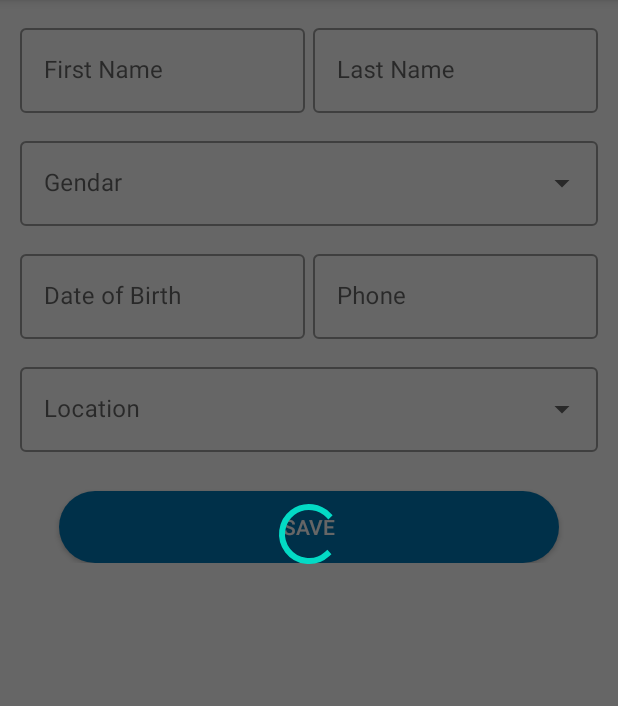
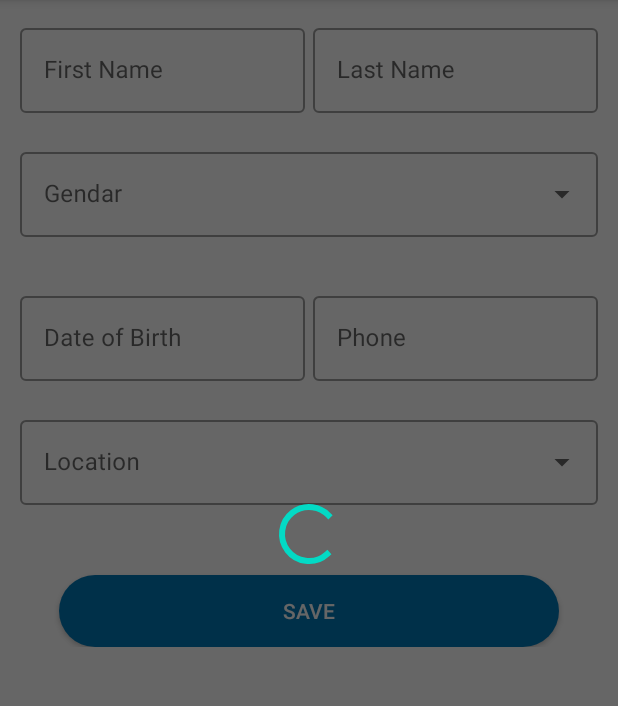
Before and after one commit to pragnesh-softcolon/Independent_Work_App, an Android app: the fragment EditProfileFragment placed in its activity, on a phone screen of 412 x 824 dp, the part 84-790 px from its top. Run offline under Robolectric (Android 15) with nearby library versions, the phone set to English and light mode, and no system bars; our stand-ins replace sdp/ssp sizes; plain views replace SpinKitView; 2 statements that could not run were skipped.

Commit message:
some of the bug fix

```diff
--- a/app/src/main/java/com/example/independentworkapp/Fragment/AppliedEventFragment.java
+++ b/app/src/main/java/com/example/independentworkapp/Fragment/AppliedEventFragment.java
@@ -19,12 +19,14 @@ import com.example.independentworkapp.R;
 
 public class AppliedEventFragment extends Fragment {
     Dialog dialog;
+    View view;
     int i = 0;
 
     @Override
     public View onCreateView(LayoutInflater inflater, ViewGroup container,
                              Bundle savedInstanceState) {
         AppCompatDelegate.setDefaultNightMode(AppCompatDelegate.MODE_NIGHT_NO);
+        view =inflater.inflate(R.layout.fragment_edit_profile, container, false);
         dialog = new Dialog(getContext());
         dialog.requestWindowFeature(Window.FEATURE_NO_TITLE);
         dialog.setContentView(R.layout.loading_dialog);
@@ -60,6 +62,6 @@ public class AppliedEventFragment extends Fragment {
             }
         }).start();
         // Inflate the layout for this fragment
-        return inflater.inflate(R.layout.fragment_applied_event, container, false);
+        return view;
     }
 }
--- a/app/src/main/java/com/example/independentworkapp/Fragment/EditProfileFragment.java
+++ b/app/src/main/java/com/example/independentworkapp/Fragment/EditProfileFragment.java
@@ -13,26 +13,34 @@ import android.view.LayoutInflater;
 import android.view.View;
 import android.view.ViewGroup;
 import android.view.Window;
+import android.widget.Button;
 
 import com.example.independentworkapp.R;
+import com.google.android.material.textfield.TextInputLayout;
 
 
 public class EditProfileFragment extends Fragment
 {
+    View view;
     Dialog dialog;
     int i = 0;
+    TextInputLayout ed_Fname,ed_Lname,ed_gendar,ed_DOB,ed_Phone,ed_Location;
+    Button btn_update;
 
     @Override
     public View onCreateView(LayoutInflater inflater, ViewGroup container,
                              Bundle savedInstanceState)
     {
         AppCompatDelegate.setDefaultNightMode(AppCompatDelegate.MODE_NIGHT_NO);
-        dialog = new Dialog(getContext());
-        dialog.requestWindowFeature(Window.FEATURE_NO_TITLE);
-        dialog.setContentView(R.layout.loading_dialog);
-        dialog.getWindow().setBackgroundDrawable(new ColorDrawable(Color.TRANSPARENT));
-        dialog.setCancelable(false);
+        view=inflater.inflate(R.layout.fragment_edit_profile, container, false);
+        views();
         dialog.show();
+        btn_update.setOnClickListener(new View.OnClickListener() {
+            @Override
+            public void onClick(View view) {
+
+            }
+        });
         Handler hdlr=new Handler();
         new Thread(new Runnable()
         {
@@ -62,6 +70,20 @@ public class EditProfileFragment extends Fragment
             }
         }).start();
         // Inflate the layout for this fragment
-        return inflater.inflate(R.layout.fragment_edit_profile, container, false);
+        return view;
+    }
+
+    private void views() {
+        ed_Fname=view.findViewById(R.id.ed_Fname);
+        ed_Lname=view.findViewById(R.id.ed_Lname);
+        ed_gendar=view.findViewById(R.id.ed_gendar);
+        ed_DOB=view.findViewById(R.id.ed_DOB);
+        ed_Phone=view.findViewById(R.id.ed_Phone);
+        ed_Location=view.findViewById(R.id.ed_Location);;
+        dialog = new Dialog(getContext());
+        dialog.requestWindowFeature(Window.FEATURE_NO_TITLE);
+        dialog.setContentView(R.layout.loading_dialog);
+        dialog.getWindow().setBackgroundDrawable(new ColorDrawable(Color.TRANSPARENT));
+        dialog.setCancelable(false);
     }
 }
--- a/app/src/main/java/com/example/independentworkapp/Fragment/PostedEventFragment.java
+++ b/app/src/main/java/com/example/independentworkapp/Fragment/PostedEventFragment.java
@@ -18,6 +18,7 @@ import com.example.independentworkapp.R;
 
 public class PostedEventFragment extends Fragment {
     Dialog dialog;
+    View view;
     int i = 0;
 
 
@@ -25,6 +26,7 @@ public class PostedEventFragment extends Fragment {
     public View onCreateView(LayoutInflater inflater, ViewGroup container,
                              Bundle savedInstanceState) {
         AppCompatDelegate.setDefaultNightMode(AppCompatDelegate.MODE_NIGHT_NO);
+        view =inflater.inflate(R.layout.fragment_edit_profile, container, false);
         dialog = new Dialog(getContext());
         dialog.requestWindowFeature(Window.FEATURE_NO_TITLE);
         dialog.setContentView(R.layout.loading_dialog);
@@ -60,6 +62,6 @@ public class PostedEventFragment extends Fragment {
             }
         }).start();
         // Inflate the layout for this fragment
-        return inflater.inflate(R.layout.fragment_posted_event, container, false);
+        return view;
     }
 }
--- a/app/src/main/res/layout/activity_login.xml
+++ b/app/src/main/res/layout/activity_login.xml
@@ -91,7 +91,6 @@
                 android:layout_height="wrap_content"
                 android:layout_below="@id/ed_phone"
                 android:layout_marginStart="@dimen/_20sdp"
-                android:layout_marginTop="@dimen/_20sdp"
                 android:text="Password"
                 android:textSize="@dimen/_13sdp" />
             <com.google.android.material.textfield.TextInputLayout
@@ -120,7 +119,6 @@
                 android:layout_height="wrap_content"
                 android:layout_below="@id/ed_Password"
                 android:layout_marginLeft="@dimen/_20sdp"
-                android:layout_marginTop="@dimen/_10sdp"
                 android:layout_marginRight="@dimen/_20sdp"
                 android:gravity="end"
                 android:text="Forgot Password?"
--- a/app/src/main/res/layout/fragment_edit_profile.xml
+++ b/app/src/main/res/layout/fragment_edit_profile.xml
@@ -3,6 +3,7 @@
     xmlns:tools="http://schemas.android.com/tools"
     android:layout_width="match_parent"
     android:layout_height="match_parent"
+    xmlns:app="http://schemas.android.com/apk/res-auto"
     tools:context=".Fragment.EditProfileFragment">
 
     <!-- TODO: Update blank fragment layout -->
@@ -22,11 +23,12 @@
                 android:weightSum="2"
                 android:orientation="horizontal">
                 <com.google.android.material.textfield.TextInputLayout
-                    android:id="@+id/outlinedTextFieldFname"
+                    android:id="@+id/ed_Fname"
                     android:layout_weight="1"
                     android:layout_width="match_parent"
                     android:layout_height="wrap_content"
                     android:layout_marginEnd="@dimen/_2sdp"
+                    app:errorEnabled="true"
                     android:hint="First Name"
                     style="@style/Widget.MaterialComponents.TextInputLayout.OutlinedBox">
                     <com.google.android.material.textfield.TextInputEditText
@@ -37,10 +39,11 @@
                         android:layout_height="wrap_content" />
                 </com.google.android.material.textfield.TextInputLayout>
                 <com.google.android.material.textfield.TextInputLayout
-                    android:id="@+id/outlinedTextFieldLname"
+                    android:id="@+id/ed_Lname"
                     android:layout_width="match_parent"
                     android:layout_height="wrap_content"
                     android:layout_marginStart="@dimen/_2sdp"
+                    app:errorEnabled="true"
                     android:layout_weight="1"
                     android:hint="Last Name"
                     style="@style/Widget.MaterialComponents.TextInputLayout.OutlinedBox">
@@ -53,8 +56,8 @@
                 </com.google.android.material.textfield.TextInputLayout>
             </LinearLayout>
             <com.google.android.material.textfield.TextInputLayout
-                android:id="@+id/ui_gendar"
-                android:layout_marginTop="@dimen/_10sdp"
+                android:id="@+id/ed_gendar"
+                app:errorEnabled="true"
                 android:layout_width="match_parent"
                 android:layout_height="wrap_content"
                 android:layout_below="@+id/Lname_tv"
@@ -78,12 +81,13 @@
                 android:weightSum="2"
                 android:orientation="horizontal">
                 <com.google.android.material.textfield.TextInputLayout
-                    android:id="@+id/outlinedTextFieldDOB"
+                    android:id="@+id/ed_DOB"
                     android:layout_marginTop="@dimen/_10sdp"
                     android:layout_weight="1"
                     android:layout_width="match_parent"
                     android:layout_height="wrap_content"
                     android:layout_marginEnd="@dimen/_2sdp"
+                    app:errorEnabled="true"
                     android:hint="Date of Birth"
                     style="@style/Widget.MaterialComponents.TextInputLayout.OutlinedBox">
                     <com.google.android.material.textfield.TextInputEditText
@@ -94,11 +98,12 @@
                         android:layout_height="wrap_content" />
                 </com.google.android.material.textfield.TextInputLayout>
                 <com.google.android.material.textfield.TextInputLayout
-                    android:id="@+id/outlinedTextFieldPhone"
+                    android:id="@+id/ed_Phone"
                     android:layout_marginTop="@dimen/_10sdp"
                     android:layout_width="match_parent"
                     android:layout_height="wrap_content"
                     android:layout_marginStart="@dimen/_2sdp"
+                    app:errorEnabled="true"
                     android:layout_weight="1"
                     android:hint="Phone"
                     style="@style/Widget.MaterialComponents.TextInputLayout.OutlinedBox">
@@ -113,7 +118,7 @@
             </LinearLayout>
             <com.google.android.material.textfield.TextInputLayout
                 android:id="@+id/ed_Location"
-                android:layout_marginTop="@dimen/_10sdp"
+                app:errorEnabled="true"
                 android:layout_width="match_parent"
                 android:layout_height="wrap_content"
                 android:layout_below="@+id/Lname_tv"
--- a/app/src/main/res/menu/menu.xml
+++ b/app/src/main/res/menu/menu.xml
@@ -1,13 +1,11 @@
 <?xml version="1.0" encoding="utf-8"?>
 <menu xmlns:android="http://schemas.android.com/apk/res/android"
     xmlns:tools="http://schemas.android.com/tools"
-    xmlns:app="http://schemas.android.com/apk/res-auto"
     tools:ignore="HardcodedText">
-
     <group android:checkableBehavior="single">
         <item
             android:id="@+id/mhome"
-            android:title="Home" />
+            android:title="Home"/>
         <item
             android:id="@+id/Applied_Events"
             android:title="Joined Events"/>
@@ -21,5 +19,4 @@
             android:id="@+id/mlogout"
             android:title="Logout"/>
     </group>
-
 </menu>
```
Also changed, not shown: app/src/main/java/com/example/independentworkapp/Activity/CreateEvent.java (+60 -16 lines), app/src/main/res/layout/activity_create_event.xml (+11 -12 lines).
